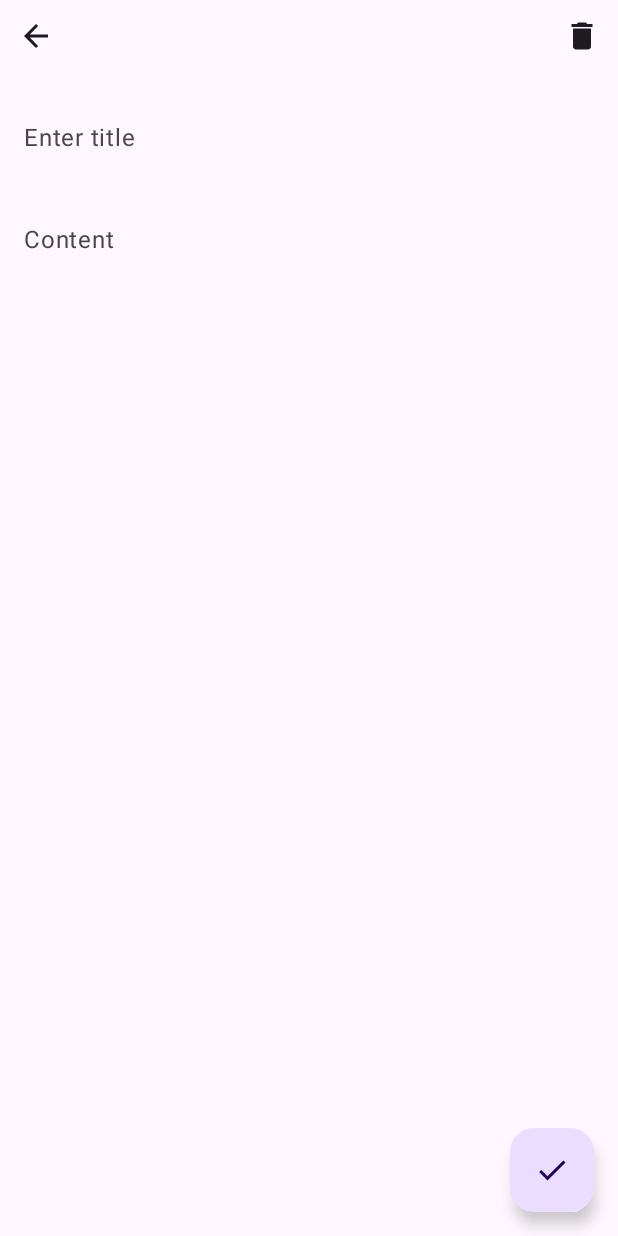
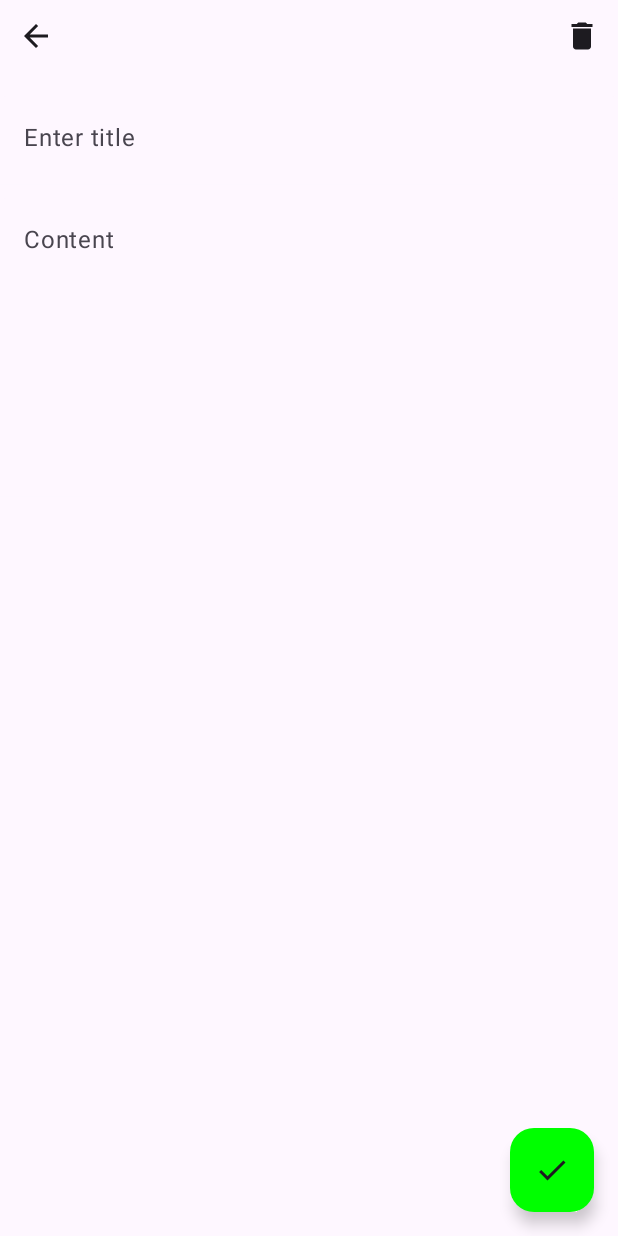
Before and after one commit to litvidan/Notesss, an Android app built with Jetpack Compose: the @Preview function NoteDetailScreenPreview, on a phone screen of 412 x 824 dp. Run offline under Robolectric (Android 15) with nearby library versions, the phone set to English and light mode, and no system bars; our stand-ins replace Dagger/Hilt's generated code, Room's generated code; 2 statements that could not run were skipped.

Commit message:
Added togglable save button with dynamic icon and color

```diff
--- a/app/src/main/java/com/booktok/notesss/presentation/note_detail/NoteDetailScreen.kt
+++ b/app/src/main/java/com/booktok/notesss/presentation/note_detail/NoteDetailScreen.kt
@@ -11,6 +11,7 @@ import androidx.compose.foundation.layout.fillMaxWidth
 import androidx.compose.foundation.layout.height
 import androidx.compose.foundation.layout.heightIn
 import androidx.compose.foundation.layout.padding
+import androidx.compose.foundation.layout.size
 import androidx.compose.material.icons.Icons
 import androidx.compose.material.icons.automirrored.filled.ArrowBack
 import androidx.compose.material.icons.filled.Check
@@ -23,8 +24,11 @@ import androidx.compose.material3.Scaffold
 import androidx.compose.material3.Text
 import androidx.compose.runtime.Composable
 import androidx.compose.runtime.LaunchedEffect
+import androidx.compose.runtime.disableHotReloadMode
 import androidx.compose.ui.Modifier
+import androidx.compose.ui.graphics.Color
 import androidx.compose.ui.platform.LocalContext
+import androidx.compose.ui.res.painterResource
 import androidx.compose.ui.res.stringResource
 import androidx.compose.ui.text.font.FontWeight
 import androidx.compose.ui.tooling.preview.Preview
@@ -51,6 +55,7 @@ fun NoteDetailScreen(
     val content = viewModel.content.value
     val createdAt = viewModel.createdAt
     val modifiedAt = viewModel.modifiedAt
+    val saved = viewModel.saved.value
 
     val onContentChange : (String) -> Unit = { text ->
         viewModel.onEvent(NoteDetailEvent.ContentChanged(text))
@@ -65,10 +70,23 @@ fun NoteDetailScreen(
             FloatingActionButton(
                 onClick = {
                     viewModel.onEvent(NoteDetailEvent.SaveNote)
-                }
+                },
+                containerColor = if(saved) Color.Green else MaterialTheme.colorScheme.primary
             ) {
-                Icon(imageVector = Icons.Default.Check, contentDescription = stringResource(R.string.save_note))
+                if(saved)
+                    Icon(
+                        imageVector = Icons.Default.Check,
+                        contentDescription = stringResource(R.string.note_saved),
+                        modifier = Modifier.size(24.dp)
+                    )
+                else
+                    Icon(
+                        painter = painterResource(R.drawable.diskette),
+                        contentDescription = stringResource(R.string.save_note),
+                        modifier = Modifier.size(24.dp)
+                    )
             }
+
         }
     ) {
         Column(modifier = Modifier
@@ -80,6 +98,7 @@ fun NoteDetailScreen(
                 modifier = Modifier.fillMaxWidth()
             ) {
                 IconButton(onClick = {
+                    viewModel.onEvent(NoteDetailEvent.SaveNote)
                     onBack()
                 }) {
                     Icon(
--- a/app/src/main/java/com/booktok/notesss/presentation/note_detail/NoteDetailViewModel.kt
+++ b/app/src/main/java/com/booktok/notesss/presentation/note_detail/NoteDetailViewModel.kt
@@ -23,6 +23,7 @@ class NoteDetailViewModel @Inject constructor(
     private val noteUseCases: NoteUseCases
 ): ViewModel(){
     private val _noteId = MutableStateFlow<Long?>(null)
+
     private val _title = mutableStateOf(NoteTextFieldState(
         placeholder = "Title here"
     ))
@@ -36,6 +37,9 @@ class NoteDetailViewModel @Inject constructor(
     var createdAt: Date? = null
     var modifiedAt: Date? = null
 
+    private val _saved = mutableStateOf(true)
+    val saved: State<Boolean> = _saved
+
     private val _eventFlow = MutableSharedFlow<UiEvent>()
     val eventFlow = _eventFlow.asSharedFlow()
 
@@ -45,11 +49,14 @@ class NoteDetailViewModel @Inject constructor(
                 _title.value = title.value.copy(
                     text = event.text
                 )
+                _saved.value = false
+
             }
             is NoteDetailEvent.ContentChanged -> {
                 _content.value = content.value.copy(
                     text = event.text
                 )
+                _saved.value = false
             }
 
             is NoteDetailEvent.SaveNote -> {
@@ -61,8 +68,10 @@ class NoteDetailViewModel @Inject constructor(
                         createdAt = Date(),
                         modifiedAt = null // TODO("Implement logic of this later")
                     ))
+                    _saved.value = true
                     _eventFlow.emit(UiEvent.SaveNote)
                 }
+
             }
 
             NoteDetailEvent.DeleteNote -> {
--- a/app/src/main/res/values/strings.xml
+++ b/app/src/main/res/values/strings.xml
@@ -16,4 +16,5 @@
     <string name="modified_at">Modified at</string>
     <string name="lorem">Lorem ipsum dolor sit amet, consectetur adipiscing elit, sed do eiusmod tempor incididunt ut labore et dolore magna aliqua. Ut enim ad minim veniam, quis nostrud exercitation ullamco laboris nisi ut aliquip ex ea commodo consequat. Duis aute irure dolor in reprehenderit in voluptate velit esse cillum dolore eu fugiat nulla pariatur. Excepteur sint occaecat cupidatat non proident, sunt in culpa qui officia deserunt mollit anim id est laborum</string>
     <string name="save_note">Save note</string>
+    <string name="note_saved">Note saved</string>
 </resources>
```
Also changed, not shown: app/src/main/res/drawable/diskette.png (added).
